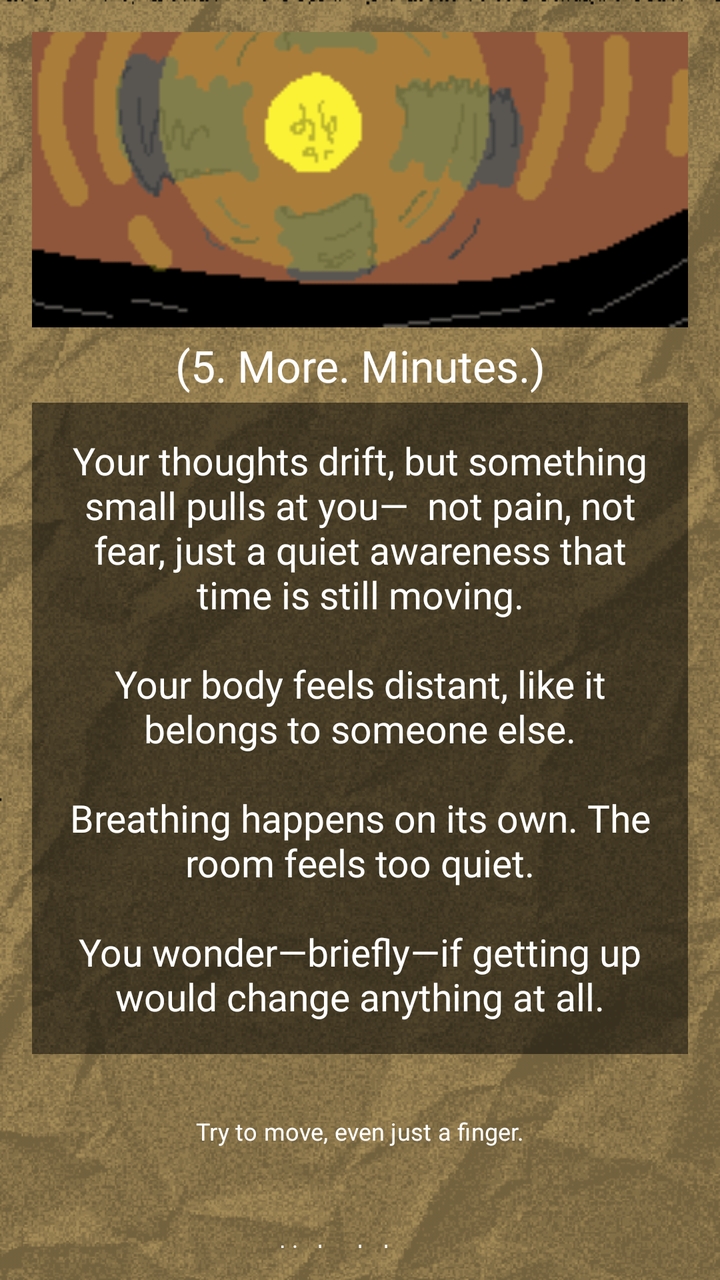
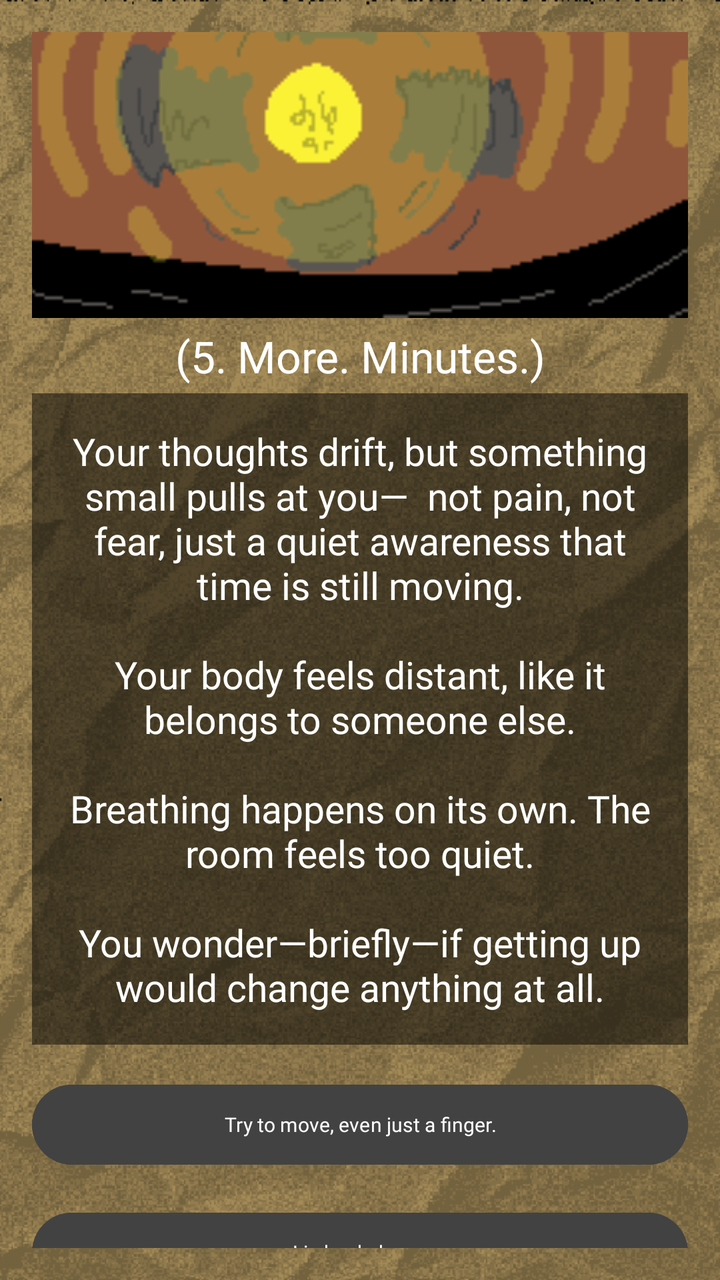

An Android layout rendered at two revisions. The XML below is the earlier revision; the diff shows what the commit changed to produce the second picture.
<!-- AndroidManifest.xml: application theme Theme.ChoiceQuest -->
<!-- res/layout/activity_page2_2_3_1.xml -->
<?xml version="1.0" encoding="utf-8"?>
<FrameLayout xmlns:android="http://schemas.android.com/apk/res/android"
    xmlns:app="http://schemas.android.com/apk/res-auto"
    xmlns:tools="http://schemas.android.com/tools"
    android:layout_width="match_parent"
    android:layout_height="match_parent">

    <LinearLayout
        android:id="@+id/page2_2_3_1"
        android:layout_width="match_parent"
        android:layout_height="match_parent"
        android:background="@drawable/papertexture_"
        android:backgroundTint="#f8e7c2"
        android:backgroundTintMode="multiply"
        android:gravity="center"
        android:orientation="vertical"
        android:padding="16dp"
        tools:context=".Page2_2_3_1">

        <View
            android:layout_width="match_parent"
            android:layout_height="0dp"
            android:layout_weight="1"/>

        <ImageView
            android:id="@+id/imageView"
            android:layout_width="412dp"
            android:layout_height="250dp"
            android:src="@drawable/page2_2_3_1"/>

        <View
            android:layout_width="match_parent"
            android:layout_height="1dp"
            android:layout_weight="0.1" />
        <TextView
            android:layout_width="match_parent"
            android:layout_height="37dp"
            android:gravity="center"
            android:fontFamily="@font/pixelspace"
            android:textSize="22sp"
            android:text="(5. More. Minutes.)"
            android:textColor="@color/white"/>

        <TextView
            android:layout_width="match_parent"
            android:layout_height="wrap_content"
            android:id="@+id/tv_page2_2_3_1"
            android:fontFamily="@font/pixelgame_font"
            android:gravity="center"
            android:padding="16dp"
            android:background="#80000000"
            android:text="Your thoughts drift, but something small pulls at you—
 not pain, not fear, just a quiet awareness that time is still moving.\n\nYour body feels distant, like it belongs to someone else.\n\nBreathing happens on its own. The room feels too quiet.\n\nYou wonder—briefly—if getting up would change anything at all."
            android:textColor="@color/white"
            android:textSize="19sp"
            android:layout_marginBottom="16dp"/>
        <View
            android:layout_width="match_parent"
            android:layout_height="1dp"
            android:layout_weight="0.5"/>

        <Button
            android:layout_width="410dp"
            android:layout_height="45dp"
            android:text="Try to move, even just a finger."
            android:background="@android:color/transparent"
            android:fontFamily="@font/quest_font"
            android:textSize="12sp"
            android:layout_marginBottom="16dp"
            android:onClick="page2_2_3_1_1"/>

        <Button
            android:layout_width="410dp"
            android:layout_height="45dp"
            android:text="Lie back down."
            android:background="@android:color/transparent"
            android:fontFamily="@font/quest_font"
            android:textSize="12sp"
            android:layout_marginBottom="16dp"
            android:onClick="page2_2_3_1_2"/>

        <Button
            android:layout_width="410dp"
            android:layout_height="45dp"
            android:layout_marginBottom="16dp"
            android:background="@android:color/transparent"
            android:fontFamily="@font/quest_font"
            android:text="Let the feeling carry you away."
            android:textSize="12sp"
            android:onClick="page2_2_3_1_3"/>

        <View
            android:layout_width="match_parent"
            android:layout_height="1dp"
            android:layout_weight="1"/>

    </LinearLayout>

    <View
        android:id="@+id/vignetteOverlay"
        android:layout_width="match_parent"
        android:layout_height="match_parent"
        android:background="@drawable/vignette"
        android:alpha="0"
        android:clickable="false"
        android:focusable="false" />

</FrameLayout>
<!-- resources referenced by this layout -->
<resources>
  <color name="white">#FFFFFF</color>
  <!-- drawable page2_2_3_1: png bitmap (drawable, 4604 bytes) -->
  <!-- drawable papertexture_: png bitmap (drawable, 156948 bytes) -->
  <!-- drawable vignette (drawable) -->
  <?xml version="1.0" encoding="utf-8"?>
  <shape xmlns:android="http://schemas.android.com/apk/res/android"
      android:shape="rectangle">
      <gradient
          android:type="radial"
          android:gradientRadius="600dp"
          android:centerX="0.5"
          android:centerY="0.5"
          android:startColor="#00000000"
          android:endColor="#DD000000" />
  </shape>
  <style name="Theme.ChoiceQuest" parent="Base.Theme.ChoiceQuest" />
  <style name="Base.Theme.ChoiceQuest" parent="Theme.Material3.DayNight.NoActionBar">
          
          
      </style>
</resources>

<!-- the commit's change to res/layout/activity_page2_2_3_1.xml (unified diff, before → after) -->
@@ -60,33 +60,36 @@
             android:layout_weight="0.5"/>
 
         <Button
-            android:layout_width="410dp"
-            android:layout_height="45dp"
+            android:layout_width="match_parent"
+            android:layout_height="wrap_content"
             android:text="Try to move, even just a finger."
-            android:background="@android:color/transparent"
+            android:textSize="10sp"
+        android:textColor="@color/white"
+        android:backgroundTint="@color/cardview_dark_background"
             android:fontFamily="@font/quest_font"
-            android:textSize="12sp"
             android:layout_marginBottom="16dp"
             android:onClick="page2_2_3_1_1"/>
 
         <Button
-            android:layout_width="410dp"
-            android:layout_height="45dp"
+            android:layout_width="match_parent"
+            android:layout_height="wrap_content"
             android:text="Lie back down."
-            android:background="@android:color/transparent"
+            android:textSize="10sp"
+        android:textColor="@color/white"
+        android:backgroundTint="@color/cardview_dark_background"
             android:fontFamily="@font/quest_font"
-            android:textSize="12sp"
             android:layout_marginBottom="16dp"
             android:onClick="page2_2_3_1_2"/>
 
         <Button
-            android:layout_width="410dp"
-            android:layout_height="45dp"
+            android:layout_width="match_parent"
+            android:layout_height="wrap_content"
             android:layout_marginBottom="16dp"
-            android:background="@android:color/transparent"
+            android:textSize="10sp"
+        android:textColor="@color/white"
+        android:backgroundTint="@color/cardview_dark_background"
             android:fontFamily="@font/quest_font"
             android:text="Let the feeling carry you away."
-            android:textSize="12sp"
             android:onClick="page2_2_3_1_3"/>
 
         <View
